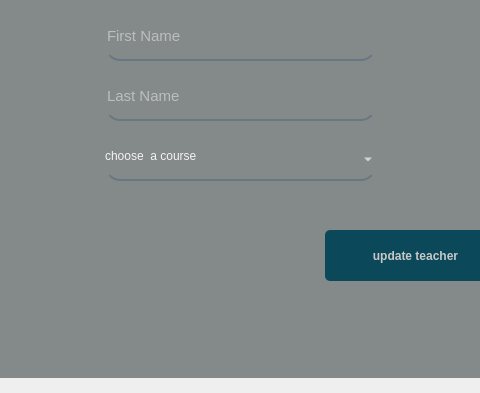
First picture: the form in UIs/edit_t.ui, repository IxBahy/EDU-center-system, before the edit; both pictures show x 155 to 635 and y 210 to 603 of the 794 by 603 pixel window.
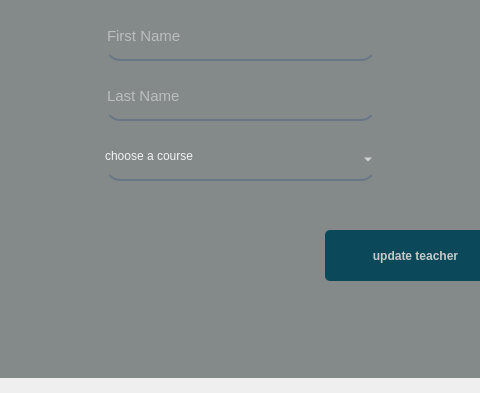
Second picture: the form after the edit.

```diff
--- a/UIs/edit_t.ui
+++ b/UIs/edit_t.ui
@@ -344,7 +344,7 @@
      </property>
      <item>
       <property name="text">
-       <string>choose  a course</string>
+       <string>choose a course</string>
       </property>
      </item>
     </widget>
```
